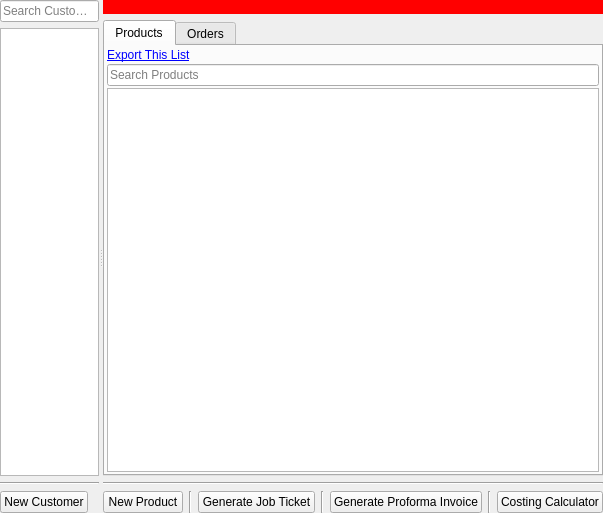
Qt form megvel/erp_customers/customers.ui (eboladev/smarterp) before a commit.
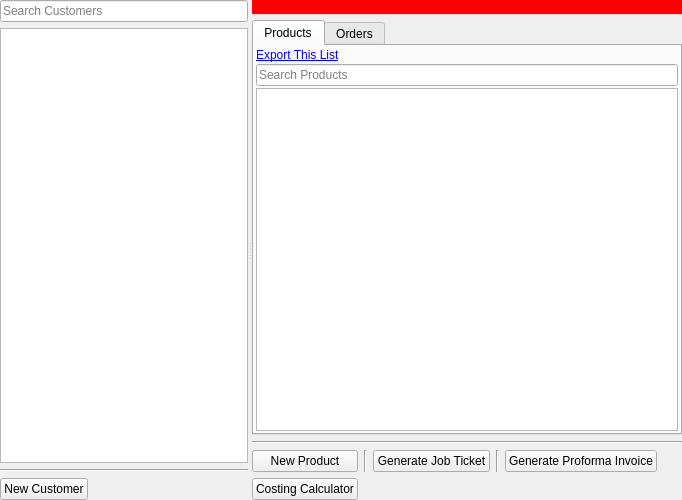
The same form after that commit. Icons and pictures are not drawn. Custom widgets are drawn as their Qt base class.

```diff
--- a/megvel/erp_customers/customers.ui
+++ b/megvel/erp_customers/customers.ui
@@ -6,8 +6,8 @@
    <rect>
     <x>0</x>
     <y>0</y>
-    <width>603</width>
-    <height>513</height>
+    <width>682</width>
+    <height>500</height>
    </rect>
   </property>
   <property name="windowTitle">
@@ -184,57 +184,36 @@
          </widget>
         </item>
         <item>
-         <layout class="QHBoxLayout" name="productsButtonsLayout">
-          <item>
-           <widget class="QPushButton" name="cmdNewProduct">
-            <property name="text">
-             <string>New Product</string>
-            </property>
-           </widget>
-          </item>
-          <item>
-           <widget class="Line" name="line_3">
-            <property name="orientation">
-             <enum>Qt::Vertical</enum>
-            </property>
-           </widget>
-          </item>
-          <item>
+         <layout class="QGridLayout" name="gridLayout">
+          <item row="0" column="2">
            <widget class="QPushButton" name="cmdGenerateJobTicket">
             <property name="text">
              <string>Generate Job Ticket</string>
             </property>
            </widget>
           </item>
-          <item>
-           <widget class="Line" name="line_4">
-            <property name="orientation">
-             <enum>Qt::Vertical</enum>
-            </property>
-           </widget>
-          </item>
-          <item>
-           <widget class="QPushButton" name="cmdProforma">
-            <property name="text">
-             <string>Generate Proforma Invoice</string>
-            </property>
-           </widget>
-          </item>
-          <item>
-           <widget class="Line" name="line_5">
-            <property name="orientation">
-             <enum>Qt::Vertical</enum>
-            </property>
-           </widget>
-          </item>
-          <item>
+          <item row="1" column="0">
            <widget class="QPushButton" name="cmdCostingCalc">
             <property name="text">
              <string>Costing Calculator</string>
             </property>
            </widget>
           </item>
-          <item>
+          <item row="0" column="4">
+           <widget class="QPushButton" name="cmdProforma">
+            <property name="text">
+             <string>Generate Proforma Invoice</string>
+            </property>
+           </widget>
+          </item>
+          <item row="0" column="0">
+           <widget class="QPushButton" name="cmdNewProduct">
+            <property name="text">
+             <string>New Product</string>
+            </property>
+           </widget>
+          </item>
+          <item row="0" column="7">
            <spacer name="horizontalSpacer">
             <property name="orientation">
              <enum>Qt::Horizontal</enum>
@@ -247,6 +226,20 @@
             </property>
            </spacer>
           </item>
+          <item row="0" column="1">
+           <widget class="Line" name="line_3">
+            <property name="orientation">
+             <enum>Qt::Vertical</enum>
+            </property>
+           </widget>
+          </item>
+          <item row="0" column="3">
+           <widget class="Line" name="line_4">
+            <property name="orientation">
+             <enum>Qt::Vertical</enum>
+            </property>
+           </widget>
+          </item>
          </layout>
         </item>
        </layout>
```
Left out of the diff: 43 changed lines with no effect on the pictures.
